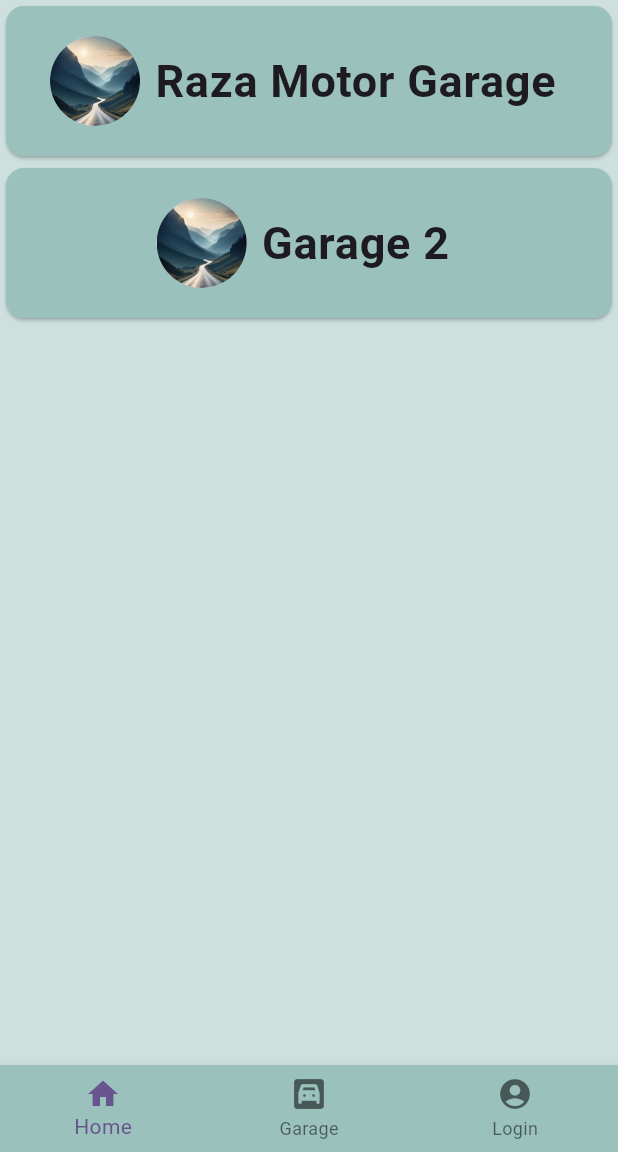
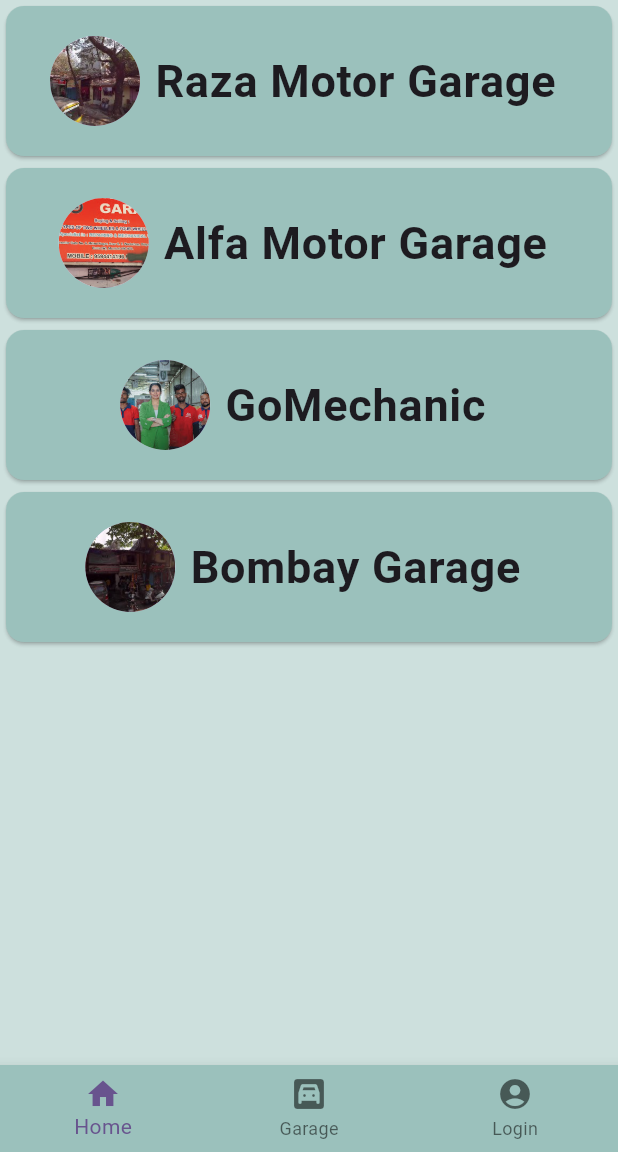
Before and after one commit to DwayneNixon/road_rescue_app, a Flutter app: the screen it shows after launch, on a phone screen of 412 x 824 dp, the part 84-1236 px from its top. Run offline on Flutter 3.47's test engine with Material 3 defaults, Android fonts, the phone set to English and light mode, and no system bars; our stand-ins replace firebase_auth, firebase_core, font_awesome_flutter, google_fonts; accounts and stored records are empty.

Commit message:
Garage Done

```diff
--- a/lib/garage.dart
+++ b/lib/garage.dart
@@ -539,7 +539,7 @@ class _GarageDetailsPageState extends State<GarageDetailsPage> {
                     scrollDirection: Axis.horizontal,
                     children: [
                       Container(
-                        width: 200,
+                        width: 300,
                         margin: const EdgeInsets.all(10),
                         decoration: BoxDecoration(
                           color: Colors.grey[200],
@@ -558,26 +558,7 @@ class _GarageDetailsPageState extends State<GarageDetailsPage> {
                         ),
                       ),
                       Container(
-                        width: 200,
-                        margin: const EdgeInsets.all(10),
-                        decoration: BoxDecoration(
-                          color: Colors.grey[200],
-                          borderRadius: BorderRadius.circular(10),
-                        ),
-                        child: Container(
-                          width: double.infinity,
-                          height: double.infinity,
-                          decoration: BoxDecoration(
-                            image: DecorationImage(
-                              image: AssetImage(
-                                  '${widget.garage.image2}'), // Assuming garage.image2 is an asset path
-                              fit: BoxFit.cover,
-                            ),
-                          ),
-                        ),
-                      ),
-                      Container(
-                        width: 200,
+                        width: 300,
                         margin: const EdgeInsets.all(10),
                         decoration: BoxDecoration(
                           color: Colors.grey[200],
@@ -641,30 +622,59 @@ class Garage {
 List<Garage> garageList = [
   Garage(
     name: 'Raza Motor Garage',
-    imageUrl: 'assets/images/login page image.jpeg',
+    imageUrl: 'assets/images/Garage 1/thumbnail.jpeg',
     location:
         '3VJQ+PW2, OPP. SHIV MANDIR, R.B. MARG,\nVIDYAVIHAR ROAD, NAVPADA,Ambedkar Nagar,\nKurla West, Kurla, Mumbai, Maharashtra 400070',
     contactNumber: '08652803951',
     reviewname1: 'Dwayne Nixon',
-    reviewimage1: 'assets/images/login page image.jpeg',
+    reviewimage1: 'assets/images/download.jpeg',
     review1: 'Great service, very professional and \nfriendly staff.',
     reviewname2: 'Rajesh Kumar',
-    reviewimage2: 'assets/images/login page image.jpeg',
+    reviewimage2: 'assets/images/download.jpeg',
     review2: 'Excellent service, very professional and \nfriendly staff.',
-    image1: 'assets/images/login page image.jpeg',
-    image2: 'assets/images/login page image.jpeg',
+    image1: 'assets/images/Garage 1/2016-01-21.jpg',
+    image2: 'assets/images/Garage 1/2024-03-18.jpg',
   ),
   Garage(
-      name: 'Garage 2',
-      imageUrl: 'assets/images/login page image.jpeg',
-      location: 'Location 2',
-      contactNumber: 'Phone 2',
-      reviewname1: '0',
-      reviewimage1: 'assets/images/login page image.jpeg',
-      review1: '0',
-      reviewname2: '0',
-      reviewimage2: 'assets/images/login page image.jpeg',
-      review2: '0',
-      image1: 'assets/images/login page image.jpeg',
-      image2: 'assets/images/login page image.jpeg'),
+      name: 'Alfa Motor Garage',
+      imageUrl: 'assets/images/Garage 2/unnamed.jpg',
+      location:
+          'Premier Gate No.6, Milind Nagar, Vidyavihar Rd, \nnear S.T. Workshop, Kurla West, Mumbai, \nMaharashtra 400070',
+      contactNumber: '09594414196',
+      reviewname1: 'Shreya Chakraborty',
+      reviewimage1: 'assets/images/download.jpeg',
+      review1: 'Good Service and \nFriendly Staff',
+      reviewname2: 'Ravi Singh',
+      reviewimage2: 'assets/images/download.jpeg',
+      review2: 'Terrible Service and \nUnfriendly Staff',
+      image1: 'assets/images/Garage 2/unnamed (1).jpg',
+      image2: 'assets/images/Garage 2/thumbnail.jpeg'),
+  Garage(
+      name: 'GoMechanic',
+      imageUrl: 'assets/images/Garage 3/2024-03-21.jpg',
+      location:
+          'Shop No 1, Gurunanak Nagar, Narayan Nagar, \nGhatkopar West, Mumbai, Maharashtra 400072',
+      contactNumber: '08398970970',
+      reviewname1: 'David James',
+      reviewimage1: 'assets/images/download.jpeg',
+      review1: 'Remote Location and \nPoor Service',
+      reviewname2: 'Jayesh Patel',
+      reviewimage2: 'assets/images/download.jpeg',
+      review2: 'Sraff were alright but \nService was poor',
+      image1: 'assets/images/Garage 3/2023-03-16.jpg',
+      image2: 'assets/images/Garage 3/2023-01-07.jpg'),
+  Garage(
+      name: 'Bombay Garage',
+      imageUrl: 'assets/images/Garage 4/thumbnail.jpeg',
+      location:
+          'Lok Tilak Terminus A/C Waiting Hall, \nLokmanya Tilak Terminus Railway Yard, \nKurla, Mumbai, Maharashtra 400089',
+      contactNumber: '98756432102',
+      reviewname1: 'Shaun Menezes',
+      reviewimage1: 'assets/images/download.jpeg',
+      review1: 'Terrible Place, had to wait for hours \nfor service',
+      reviewname2: 'Swayam Singh',
+      reviewimage2: 'assets/images/download.jpeg',
+      review2: 'Never Coming Here again.',
+      image1: 'assets/images/Garage 4/thumbnail2.jpeg',
+      image2: 'assets/images/Garage 4/2022-07-11.jpg'),
 ];
--- a/pubspec.yaml
+++ b/pubspec.yaml
@@ -50,6 +50,10 @@ flutter:
   # To add assets to your application, add an assets section, like this:
   assets:
     - assets/images/
+    - assets/images/Garage 1/
+    - assets/images/Garage 2/
+    - assets/images/Garage 3/
+    - assets/images/Garage 4/
   #   - images/a_dot_ham.jpeg
 
   # An image asset can refer to one or more resolution-specific "variants", see
```
Also changed, not shown: assets/images/Garage 1/2016-01-21.jpg (added), assets/images/Garage 1/2024-03-18.jpg (added), assets/images/Garage 1/thumbnail.jpeg (added), assets/images/Garage 2/thumbnail.jpeg (added), assets/images/Garage 2/unnamed (1).jpg (added), assets/images/Garage 2/unnamed.jpg (added), assets/images/Garage 3/2023-01-07.jpg (added), assets/images/Garage 3/2023-03-16.jpg (added), assets/images/Garage 3/2024-03-21.jpg (added), assets/images/Garage 4/2022-07-11.jpg (added), assets/images/Garage 4/thumbnail.jpeg (added), assets/images/Garage 4/thumbnail2.jpeg (added), assets/images/download.jpeg (added).
